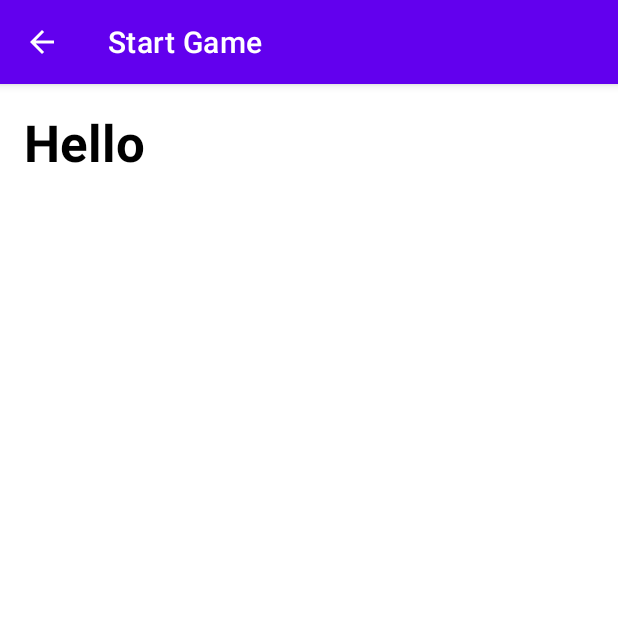
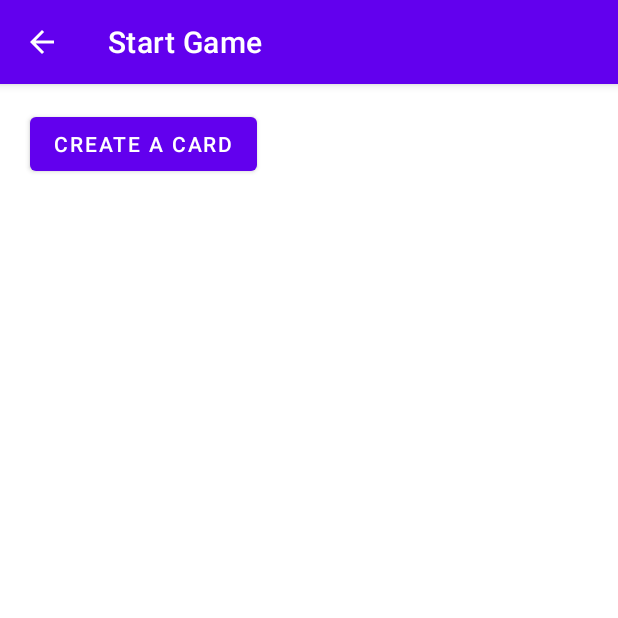
Before and after one commit to OrpazJoseph/Language-Learn, an Android app: the GameActivity screen opened directly, with no data from a screen before it, on a phone screen of 412 x 824 dp, the top half of it. Run offline under Robolectric (Android 15) with nearby library versions, the phone set to English and light mode, and no system bars.

Commit message:
second commit

```diff
--- a/app/src/main/java/il/ac/hit/GameActivity.java
+++ b/app/src/main/java/il/ac/hit/GameActivity.java
@@ -2,13 +2,14 @@ package il.ac.hit;
 
 import android.content.Intent;
 import android.os.Bundle;
+import android.view.View;
 import android.widget.EditText;
 import android.widget.TextView;
 
 import androidx.appcompat.app.AppCompatActivity;
 
 public class GameActivity extends AppCompatActivity {
-    private TextView textView;
+//    private TextView textView;
 
     @Override
     protected void onCreate(Bundle savedInstanceState) {
@@ -16,9 +17,15 @@ public class GameActivity extends AppCompatActivity {
         //userName = findViewById(R.id.input);
         setContentView(R.layout.activity_game);
         setTitle(R.string.start_game);
-        Intent intent = getIntent();
-        String userName = intent.getStringExtra(MainActivity.INPUT_DATA_KEY);
-        textView = findViewById(R.id.inputUserName);
-        textView.setText(userName);
+        //Intent intent = getIntent();
+//        String userName = intent.getStringExtra(MainActivity.INPUT_DATA_KEY);
+//        textView = findViewById(R.id.inputUserName);
+//        textView.setText(userName);
     }
+
+    public void createACard(View view) {
+        Intent createACard = new Intent(this, CreateCardActivity.class);
+        startActivity(createACard);
+    }
+
 }
--- a/app/src/main/res/layout/activity_game.xml
+++ b/app/src/main/res/layout/activity_game.xml
@@ -5,32 +5,14 @@
     android:layout_width="match_parent"
     android:layout_height="match_parent">
 
-    <TextView
-        android:id="@+id/inputUserName"
+    <Button
+        android:id="@+id/button"
         android:layout_width="wrap_content"
         android:layout_height="wrap_content"
+        android:layout_marginStart="20dp"
         android:layout_marginTop="16dp"
-        android:ems="10"
-        android:inputType="textPersonName"
-        android:text="Name"
-        android:textColor="@color/black"
-        android:textStyle="bold"
-        android:textAppearance="@style/TextAppearance.AppCompat.Display1"
-        app:layout_constraintEnd_toEndOf="parent"
-        app:layout_constraintHorizontal_bias="0.735"
-        app:layout_constraintStart_toEndOf="parent"
-        app:layout_constraintTop_toTopOf="parent" />
-
-    <TextView
-        android:id="@+id/Hello"
-        android:layout_width="wrap_content"
-        android:layout_height="wrap_content"
-        android:layout_marginStart="16dp"
-        android:layout_marginTop="16dp"
-        android:text="Hello"
-        android:textColor="@color/black"
-        android:textStyle="bold"
-        android:textAppearance="@style/TextAppearance.AppCompat.Display1"
+        android:onClick="createACard"
+        android:text="@string/create_card"
         app:layout_constraintStart_toStartOf="parent"
         app:layout_constraintTop_toTopOf="parent" />
 </androidx.constraintlayout.widget.ConstraintLayout>
--- a/app/src/main/res/layout/activity_score.xml
+++ b/app/src/main/res/layout/activity_score.xml
@@ -21,7 +21,7 @@
         android:layout_height="wrap_content"
         android:layout_marginStart="16dp"
         android:layout_marginTop="16dp"
-        android:text="Name"
+        android:text="@string/name"
         android:textSize="20sp"
         android:textColor="@color/black"
         android:textStyle="bold"
@@ -34,7 +34,7 @@
         android:layout_height="wrap_content"
         android:layout_marginTop="16dp"
         android:layout_marginEnd="150dp"
-        android:text="Score"
+        android:text="@string/score"
         android:textSize="20sp"
         android:textColor="@color/black"
         android:textStyle="bold"
--- a/build.gradle
+++ b/build.gradle
@@ -6,6 +6,7 @@ buildscript {
     }
     dependencies {
         classpath "com.android.tools.build:gradle:7.0.2"
+        classpath 'com.google.gms:google-services:4.3.10'
 
         // NOTE: Do not place your application dependencies here; they belong
         // in the individual module build.gradle files
```
Also changed, not shown: app/build.gradle (+17 -6 lines), app/src/main/AndroidManifest.xml (+7 -0 lines), app/src/main/java/il/ac/hit/CreateCardActivity.java (added, +30 -0 lines), app/src/main/java/il/ac/hit/MainActivity.java (+89 -5 lines), app/src/main/res/layout/activity_card_creator.xml (added, +62 -0 lines), app/src/main/res/layout/activity_main.xml (+8 -35 lines), app/src/main/res/menu/menu.xml (added, +8 -0 lines), app/src/main/res/values/strings.xml (+12 -0 lines), app/src/main/res/drawable/background.jpg, 1 other file.
